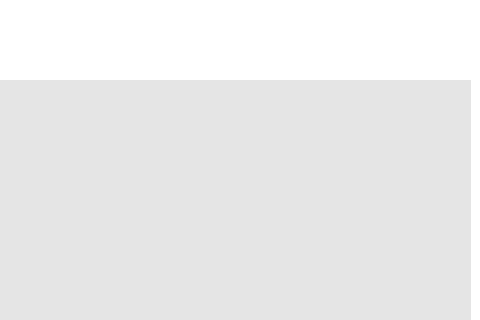
Before: the Qt Designer form ui_files/schedule_preview.ui in Asilve/PharmaShift, drawn with Qt 5; both pictures show x 800 to 1280 and y 0 to 320 of the 1280 by 720 pixel window.
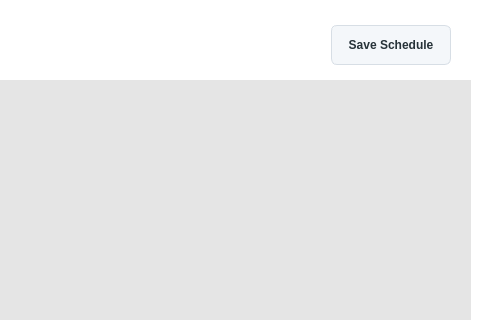
After: the same form once the commit is applied.

Commit message: implement schedule persistence

```diff
--- a/ui_files/schedule_preview.ui
+++ b/ui_files/schedule_preview.ui
@@ -157,6 +157,50 @@
           </property>
          </widget>
         </item>
+        <item>
+         <widget class="QPushButton" name="save_button">
+          <property name="sizePolicy">
+           <sizepolicy hsizetype="Fixed" vsizetype="Fixed">
+            <horstretch>0</horstretch>
+            <verstretch>0</verstretch>
+           </sizepolicy>
+          </property>
+          <property name="minimumSize">
+           <size>
+            <width>120</width>
+            <height>40</height>
+           </size>
+          </property>
+          <property name="maximumSize">
+           <size>
+            <width>120</width>
+            <height>40</height>
+           </size>
+          </property>
+          <property name="styleSheet">
+           <string notr="true">QPushButton {
+    background-color: #F4F7FA;
+    border: 1px solid #D7DEE5;
+    border-radius: 6px;
+    color: #263238;
+    font-weight: 600;
+    padding: 6px 14px;
+}
+
+QPushButton:hover {
+    background-color: #E8EEF2;
+    border: 1px solid #2F6F73;
+}
+
+QPushButton:pressed {
+    background-color: #DDE5E9;
+}</string>
+          </property>
+          <property name="text">
+           <string>Save Schedule</string>
+          </property>
+         </widget>
+        </item>
        </layout>
       </widget>
      </widget>
```
The commit also changes 21 other files.
